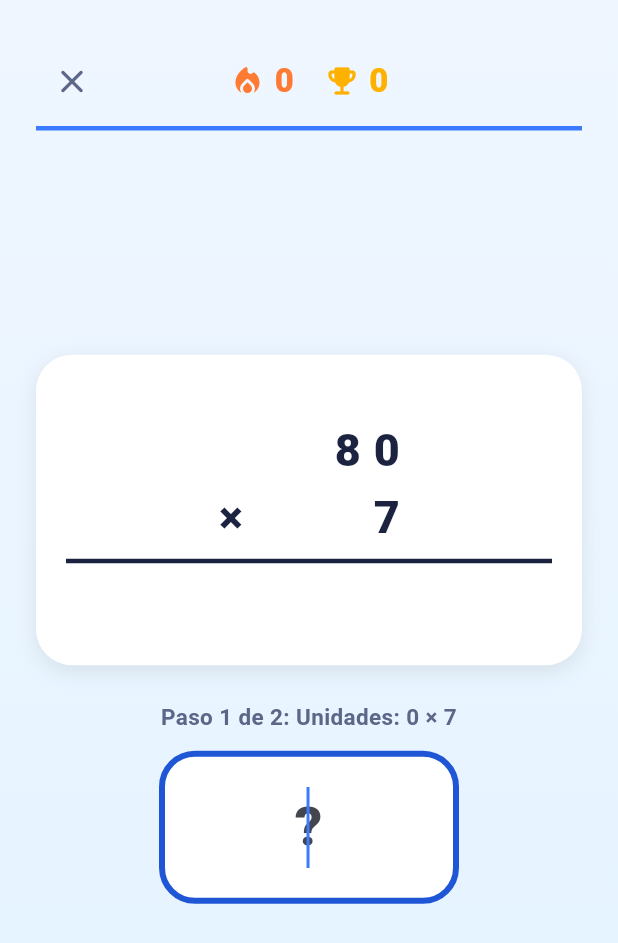
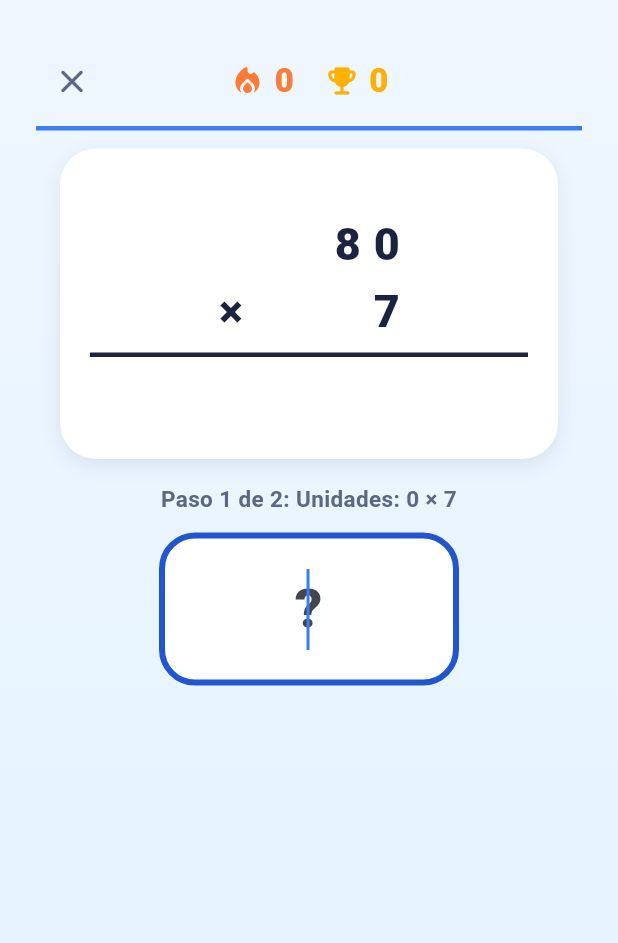
Before and after one commit to BSanFrancisco/EnColumna, a Flutter app: the screen it shows after launch, after a tap on "2 cifras × 1 cifra", on a phone screen of 412 x 824 dp. Shown: the top 943 px of the screen. Run offline on Flutter 3.47's test engine with Material 3 defaults, Android fonts, the phone set to English and light mode, and no system bars; our stand-ins replace shared_preferences.

Commit message:
Fix: la cuenta ya no desaparece al abrir el teclado en el celular

```diff
--- a/lib/screens/game_screen.dart
+++ b/lib/screens/game_screen.dart
@@ -255,19 +255,32 @@ class _GameScreenState extends State<GameScreen> {
                 record: _record,
                 onClose: _onExitPressed,
               ),
-              Expanded(
-                child: Center(
-                  child: SingleChildScrollView(
-                    child: Column(
-                      mainAxisSize: MainAxisSize.min,
-                      children: <Widget>[
-                        _VerticalProblem(
+              // La cuenta queda SIEMPRE visible, fija arriba, fuera de
+              // la zona que se achica/desplaza cuando aparece el
+              // teclado en el celular: si estuviera adentro de esa
+              // zona, al abrirse el teclado terminaba empujada fuera
+              // de la pantalla (justo lo que reportó el usuario).
+              Padding(
+                padding: const EdgeInsets.fromLTRB(16, 12, 16, 0),
+                child: _VerticalProblem(
                   problem: _problem,
                   stepIndex: _stepIndex,
                   feedback: _feedback,
                   enteredText: _lastEnteredText,
                 ),
-                        const SizedBox(height: 24),
+              ),
+              // Solo esta zona de abajo (cartel + input + feedback +
+              // botón) se ajusta y hace scroll cuando el teclado se
+              // despliega; como la cuenta ya no vive acá adentro, no
+              // hay riesgo de que desaparezca de la vista.
+              Expanded(
+                child: SingleChildScrollView(
+                  child: Center(
+                    child: Padding(
+                      padding: const EdgeInsets.symmetric(vertical: 16),
+                      child: Column(
+                        mainAxisSize: MainAxisSize.min,
+                        children: <Widget>[
                           Text(
                             'Paso ${_stepIndex + 1} de '
                             '${_problem.steps.length}: ${_labelFor(currentStep)}',
@@ -340,6 +353,7 @@ class _GameScreenState extends State<GameScreen> {
                             ),
                           ],
                         ],
+                      ),
                     ),
                   ),
                 ),
```
Also changed, not shown: 2 other files. Lines whose indentation alone changed are shown as unchanged.
